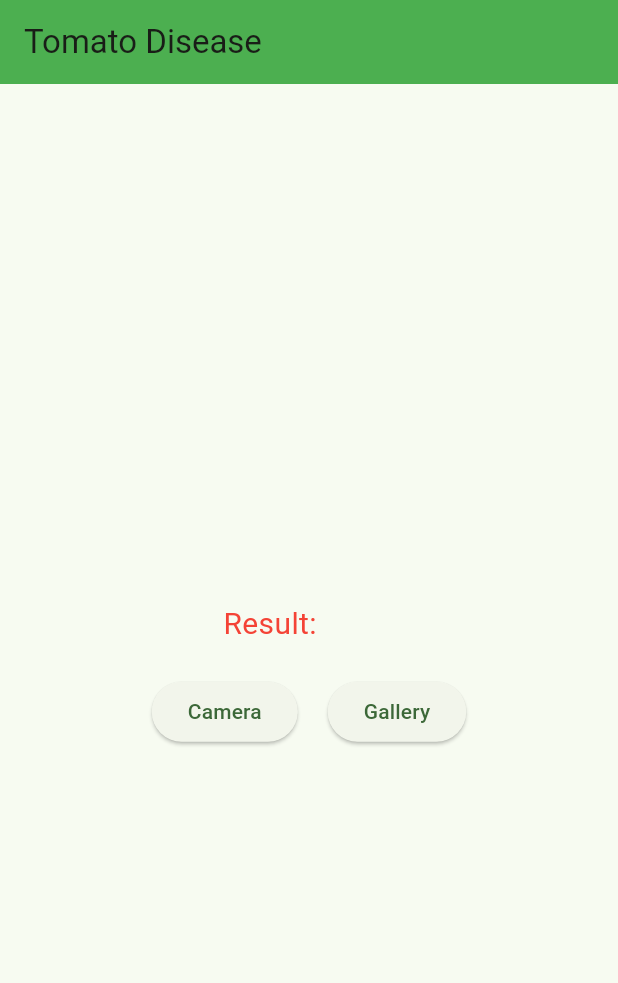
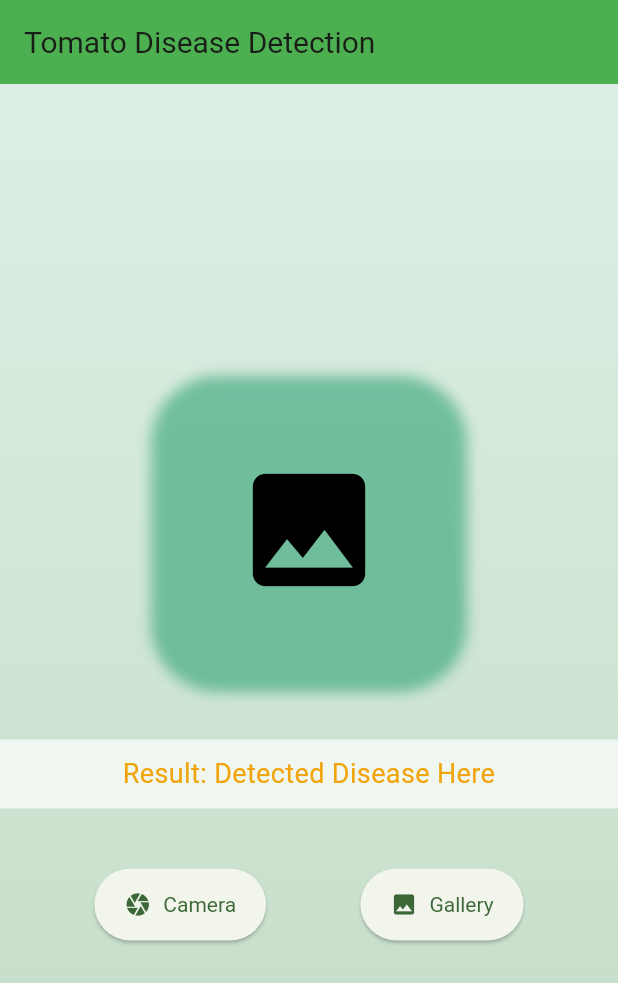
Before and after one commit to FarukUn/flutter_application_2, a Flutter app: the screen it shows after launch, after a tap on "Camera", on a phone screen of 412 x 824 dp. Shown: the top 983 px of the screen. Run offline on Flutter 3.47's test engine with Material 3 defaults, Android fonts, the phone set to English and light mode, and no system bars; our stand-ins replace image_picker; Roboto replaces fonts that are missing (GoogleSans).

Commit message:
feat: interface adjustments have been made

```diff
--- a/lib/image_screen.dart
+++ b/lib/image_screen.dart
@@ -1,7 +1,6 @@
 import 'dart:io';
 
 import 'package:flutter/material.dart';
-import 'package:flutter_application_2/image_picker.dart';
 import 'package:image_picker/image_picker.dart';
 
 class ImageScreen extends StatefulWidget {
@@ -14,52 +13,134 @@ class ImageScreen extends StatefulWidget {
 class _ImageScreenState extends State<ImageScreen> {
   File? image;
 
-  pickImage(ImageSource source) {
-    AppImagePicker(source: source).pick(onPick: (File? image) {
+  Future<void> pickImage(ImageSource source) async {
+    final pickedImage = await ImagePicker().pickImage(source: source);
+    if (pickedImage != null) {
       setState(() {
-        this.image = image;
+        image = File(pickedImage.path);
       });
-    });
+    }
   }
 
   @override
   Widget build(BuildContext context) {
     return Scaffold(
       appBar: AppBar(
-        title: Text("Tomato Disease"),
+        title: Text(
+          "Tomato Disease Detection",
+          style: TextStyle(fontFamily: 'GoogleSans', fontSize: 20),
+        ),
         backgroundColor: Colors.green,
       ),
-      body: Column(
-        crossAxisAlignment: CrossAxisAlignment.center,
+      body: Container(
+        decoration: BoxDecoration(
+          gradient: LinearGradient(
+            begin: Alignment.topCenter,
+            end: Alignment.bottomCenter,
+            colors: [
+              Color.fromARGB(255, 222, 239, 229),
+              Color.fromARGB(255, 193, 219, 195),
+            ],
+          ),
+        ),
+        child: Center(
+          child: Column(
             mainAxisAlignment: MainAxisAlignment.center,
             children: [
-          if (image != null) Image.file(image!),
-          SizedBox(height: 20),
-          Text(
-            "Result:          ",
-            style: TextStyle(color: Colors.red, fontSize: 20),
+              if (image != null)
+                Padding(
+                  padding: const EdgeInsets.all(8.0),
+                  child: ClipRRect(
+                    borderRadius: BorderRadius.circular(20.0),
+                    child: Image.file(
+                      image!,
+                      width: 200,
+                      height: 200,
+                      fit: BoxFit.cover,
                     ),
-          SizedBox(height: 20),
+                  ),
+                )
+              else
+                Container(
+                  width: 200,
+                  height: 200,
+                  decoration: BoxDecoration(
+                    color: Colors.transparent,
+                    borderRadius: BorderRadius.circular(45),
+                    boxShadow: [
+                      BoxShadow(
+                        color:
+                            Color.fromARGB(255, 13, 148, 96).withOpacity(0.5),
+                        spreadRadius: 5,
+                        blurRadius: 7,
+                        offset: Offset(0, 3),
+                      ),
+                    ],
+                  ),
+                  child: Icon(
+                    Icons.image,
+                    size: 100,
+                    color: Colors.black,
+                  ),
+                ),
+              SizedBox(height: 40),
+              Container(
+                width: double.infinity,
+                padding: EdgeInsets.all(10),
+                decoration: BoxDecoration(
+                  color: Colors.white.withOpacity(0.7),
+                  borderRadius: BorderRadius.zero,
+                ),
+                child: Text(
+                  "Result: Detected Disease Here",
+                  textAlign: TextAlign.center,
+                  style: TextStyle(
+                    color: Color.fromARGB(255, 241, 164, 12),
+                    fontFamily: 'GoogleSans',
+                    fontSize: 18,
+                  ),
+                ),
+              ),
+              SizedBox(height: 40),
               Row(
-            mainAxisAlignment: MainAxisAlignment.center,
+                mainAxisAlignment: MainAxisAlignment.spaceEvenly,
                 children: [
-              ElevatedButton(
+                  ElevatedButton.icon(
                     onPressed: () {
                       pickImage(ImageSource.camera);
                     },
-                child: Text("Camera"),
+                    icon: Icon(Icons.camera),
+                    label: Text("Camera"),
+                    style: ElevatedButton.styleFrom(
+                      textStyle: TextStyle(fontFamily: 'GoogleSans'),
+                      padding:
+                          EdgeInsets.symmetric(vertical: 15, horizontal: 20),
+                      shape: RoundedRectangleBorder(
+                        borderRadius: BorderRadius.circular(45),
                       ),
-              SizedBox(width: 20),
-              ElevatedButton(
+                    ),
+                  ),
+                  ElevatedButton.icon(
                     onPressed: () {
                       pickImage(ImageSource.gallery);
                     },
-                child: Text("Gallery"),
+                    icon: Icon(Icons.image),
+                    label: Text("Gallery"),
+                    style: ElevatedButton.styleFrom(
+                      textStyle: TextStyle(fontFamily: 'GoogleSans'),
+                      padding:
+                          EdgeInsets.symmetric(vertical: 15, horizontal: 20),
+                      shape: RoundedRectangleBorder(
+                        borderRadius: BorderRadius.circular(45),
+                      ),
+                    ),
                   ),
                 ],
               ),
             ],
           ),
+        ),
+      ),
     );
   }
 }
--- a/lib/main.dart
+++ b/lib/main.dart
@@ -8,7 +8,6 @@ void main() {
 class MyApp extends StatelessWidget {
   const MyApp({super.key});
 
-  // This widget is the root of your application.
   @override
   Widget build(BuildContext context) {
     return MaterialApp(
--- a/pubspec.yaml
+++ b/pubspec.yaml
@@ -32,6 +32,7 @@ dependencies:
     sdk: flutter
   camera: ^0.10.5+9
   image_picker: ^1.0.7
+  path_provider: ^2.0.10
 
 
   # The following adds the Cupertino Icons font to your application.
```
Also changed, not shown: pubspec.lock, 1 other file. Lines whose indentation alone changed are shown as unchanged.
